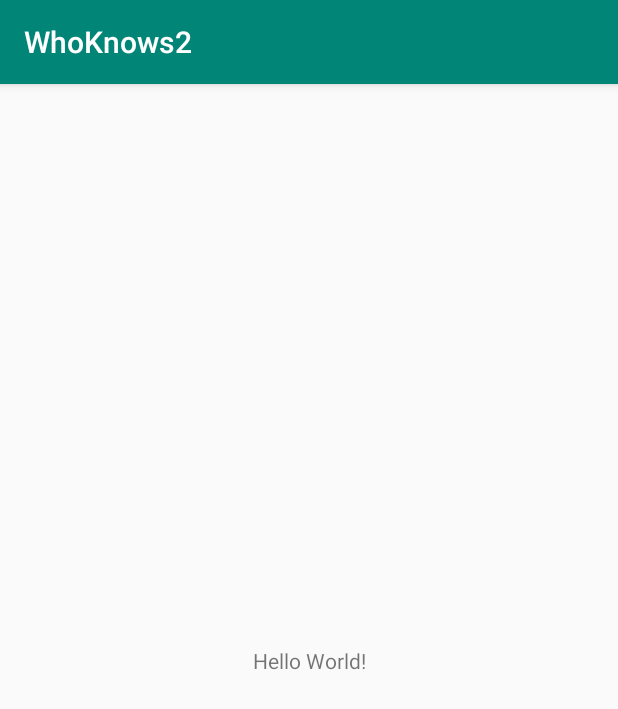
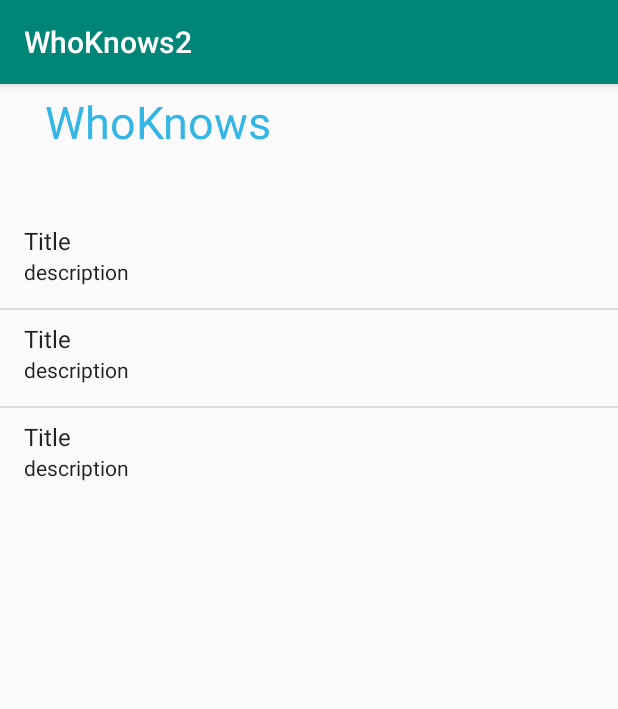
Before and after one commit to vianmora/WhoKnows, an Android app: the screen it shows after launch (MainActivity), on a phone screen of 412 x 824 dp. Shown: the top 709 px of the screen. Run offline under Robolectric (Android 15) with nearby library versions, the phone set to English and light mode, and no system bars.

Commit message:
class Article et affiche list article avec ListView & adapter

```diff
--- a/app/src/main/java/com/example/whoknows2/MainActivity.java
+++ b/app/src/main/java/com/example/whoknows2/MainActivity.java
@@ -3,6 +3,17 @@ package com.example.whoknows2;
 import androidx.appcompat.app.AppCompatActivity;
 
 import android.os.Bundle;
+import android.view.View;
+import android.widget.AdapterView;
+import android.widget.ListAdapter;
+import android.widget.ListView;
+import android.widget.SimpleAdapter;
+
+import java.util.ArrayList;
+import java.util.HashMap;
+import java.util.List;
+
+import model.Article;
 
 public class MainActivity extends AppCompatActivity {
 
@@ -10,5 +21,59 @@ public class MainActivity extends AppCompatActivity {
     protected void onCreate(Bundle savedInstanceState) {
         super.onCreate(savedInstanceState);
         setContentView(R.layout.activity_main);
+
+        ListView mArticlesListView = findViewById(R.id.main_articles_listview);
+
+        String S = "Title";
+        String SS = "description";
+
+        Article A1 = new Article();
+        Article A2 = new Article();
+        Article A3 = new Article();
+
+        A1.setTitle(S);
+        A2.setTitle(S);
+        A3.setTitle(S);
+
+        A1.setDescription(SS);
+        A2.setDescription(SS);
+        A3.setDescription(SS);
+
+        ArrayList<Article> flux = new ArrayList<>();
+        flux.add(A1);
+        flux.add(A2);
+        flux.add(A3);
+
+
+        List<HashMap<String, String>> liste = new ArrayList<>();
+
+        HashMap<String, String> hashMap;
+
+
+        for(int i = 0 ; i < 3 ; i++) {
+            hashMap = new HashMap<>();
+
+            hashMap.put("title", flux.get(i).getTitle());
+            hashMap.put("description", flux.get(i).getDescription());
+            liste.add(hashMap);
+        }
+
+        ListAdapter adapter = new SimpleAdapter(
+                this,
+                liste,
+                android.R.layout.simple_list_item_2,
+                new String[] {"title", "description"},
+                new int[] {android.R.id.text1, android.R.id.text2 }
+                );
+
+        mArticlesListView.setAdapter(adapter);
+
+
+        mArticlesListView.setOnItemClickListener(new AdapterView.OnItemClickListener() {
+            @Override
+            public void onItemClick(AdapterView<?> parent, View view, int position, long id) {
+                // pour l'instant il ne se passe rien
+            }
+        });
     }
 }
--- /dev/null
+++ b/app/src/main/java/model/Article.java
@@ -0,0 +1,102 @@
+package model;
+
+public class Article {
+
+    private String id;
+    private String name;
+    private String author;
+    private String title;
+    private String description;
+    private String url;
+    private String urlToImage;
+    private String publishedAt;
+    private String content;
+
+    public Article() {
+    }
+
+    public Article(String id, String name, String author, String title, String description, String url, String urlToImage, String publishedAt, String content) {
+
+        this.id = id;
+        this.name = name;
+        this.author = author;
+        this.title = title;
+        this.description = description;
+        this.url = url;
+        this.urlToImage = urlToImage;
+        this.publishedAt = publishedAt;
+        this.content = content;
+    }
+
+    public String getId() {
+        return id;
+    }
+
+    public void setId(String id) {
+        this.id = id;
+    }
+
+    public String getName() {
+        return name;
+    }
+
+    public void setName(String name) {
+        this.name = name;
+    }
+
+    public String getAuthor() {
+        return author;
+    }
+
+    public void setAuthor(String author) {
+        this.author = author;
+    }
+
+    public String getTitle() {
+        return title;
+    }
+
+    public void setTitle(String title) {
+        this.title = title;
+    }
+
+    public String getDescription() {
+        return description;
+    }
+
+    public void setDescription(String description) {
+        this.description = description;
+    }
+
+    public String getUrl() {
+        return url;
+    }
+
+    public void setUrl(String url) {
+        this.url = url;
+    }
+
+    public String getUrlToImage() {
+        return urlToImage;
+    }
+
+    public void setUrlToImage(String urlToImage) {
+        this.urlToImage = urlToImage;
+    }
+
+    public String getPublishedAt() {
+        return publishedAt;
+    }
+
+    public void setPublishedAt(String publishedAt) {
+        this.publishedAt = publishedAt;
+    }
+
+    public String getContent() {
+        return content;
+    }
+
+    public void setContent(String content) {
+        this.content = content;
+    }
+}
--- a/app/src/main/res/layout/activity_main.xml
+++ b/app/src/main/res/layout/activity_main.xml
@@ -1,18 +1,27 @@
 <?xml version="1.0" encoding="utf-8"?>
-<androidx.constraintlayout.widget.ConstraintLayout xmlns:android="http://schemas.android.com/apk/res/android"
-    xmlns:app="http://schemas.android.com/apk/res-auto"
+<LinearLayout
+    xmlns:android="http://schemas.android.com/apk/res/android"
     xmlns:tools="http://schemas.android.com/tools"
     android:layout_width="match_parent"
     android:layout_height="match_parent"
-    tools:context=".MainActivity">
+    android:orientation="vertical"
+    tools:ignore="ExtraText">
 
     <TextView
-        android:layout_width="wrap_content"
-        android:layout_height="wrap_content"
-        android:text="Hello World!"
-        app:layout_constraintBottom_toBottomOf="parent"
-        app:layout_constraintLeft_toLeftOf="parent"
-        app:layout_constraintRight_toRightOf="parent"
-        app:layout_constraintTop_toTopOf="parent" />
+        android:id="@+id/list_title_txt"
+        android:layout_width="match_parent"
+        android:layout_height="50dp"
+        android:gravity="center_vertical"
+        android:layout_marginBottom="35dp"
+        android:paddingStart="30dp"
+        android:paddingEnd="30dp"
+        android:text="@string/title"
+        android:textColor="@android:color/holo_blue_light"
+        android:textSize="30sp" />
 
-</androidx.constraintlayout.widget.ConstraintLayout>
+    <ListView
+        android:id="@+id/main_articles_listview"
+        android:layout_width="match_parent"
+        android:layout_height="wrap_content"/>
+
+</LinearLayout>
--- a/app/src/main/res/values/strings.xml
+++ b/app/src/main/res/values/strings.xml
@@ -1,3 +1,5 @@
 <resources>
     <string name="app_name">WhoKnows2</string>
+    <string name="title">WhoKnows</string>
+
 </resources>
```
Also changed, not shown: 2 other files.
